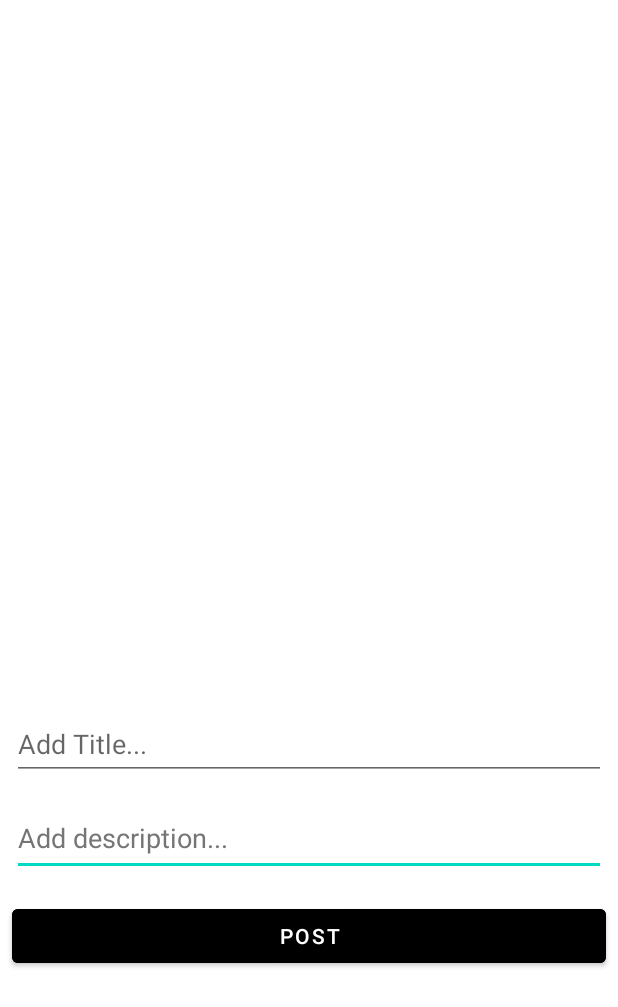
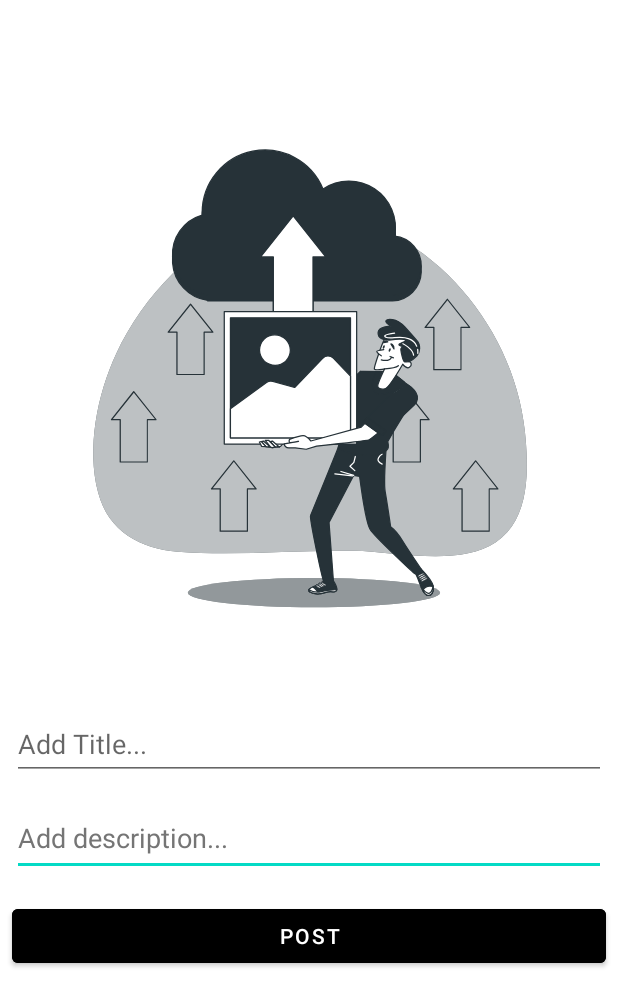
Before and after one commit to tabi-bito3/NewsApp12, an Android app: the NewPostActivity screen opened directly, with no data from a screen before it, on a phone screen of 412 x 824 dp. Shown: the top 1007 px of the screen. Run offline under Robolectric (Android 15) with nearby library versions, the phone set to English and light mode, and no system bars; Roboto replaces fonts that are not available here.

Commit message:
New Post Implemented

```diff
--- a/app/src/main/res/layout/activity_new_post.xml
+++ b/app/src/main/res/layout/activity_new_post.xml
@@ -63,7 +63,7 @@
         app:layout_constraintHorizontal_bias="0.0"
         app:layout_constraintStart_toStartOf="parent"
         app:layout_constraintTop_toBottomOf="@+id/new_post_toolbar"
-        tools:srcCompat="@drawable/addimage_final" />
+        app:srcCompat="@drawable/addimage_final" />
 
     <EditText
         android:id="@+id/post_title_text"
```
